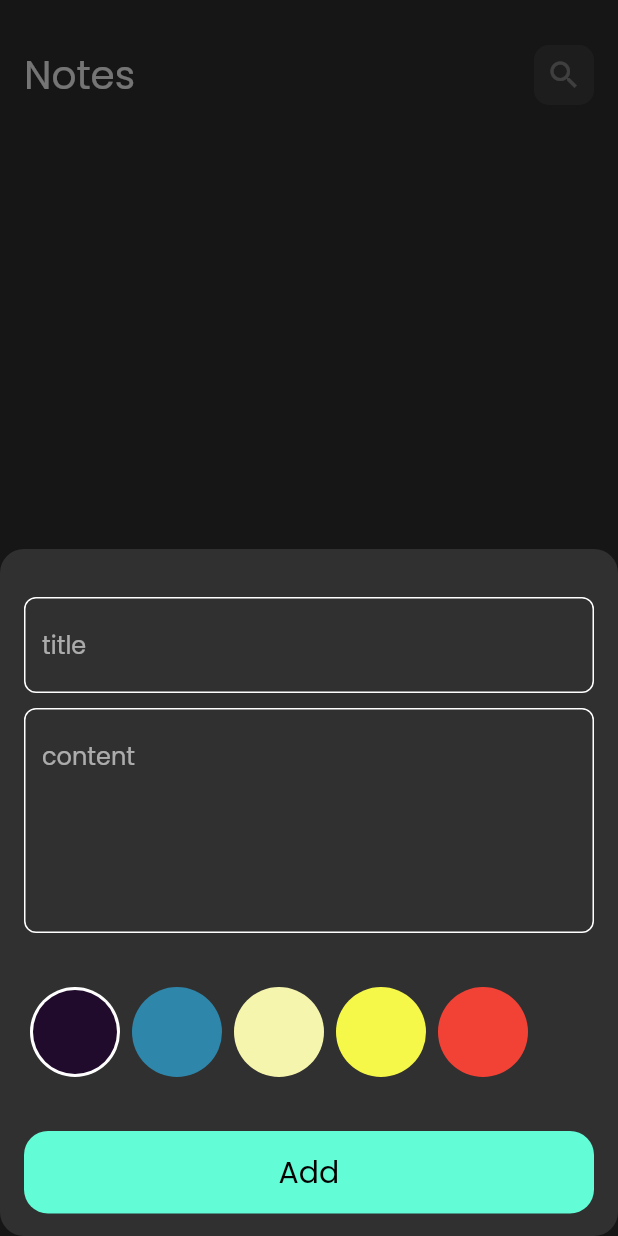
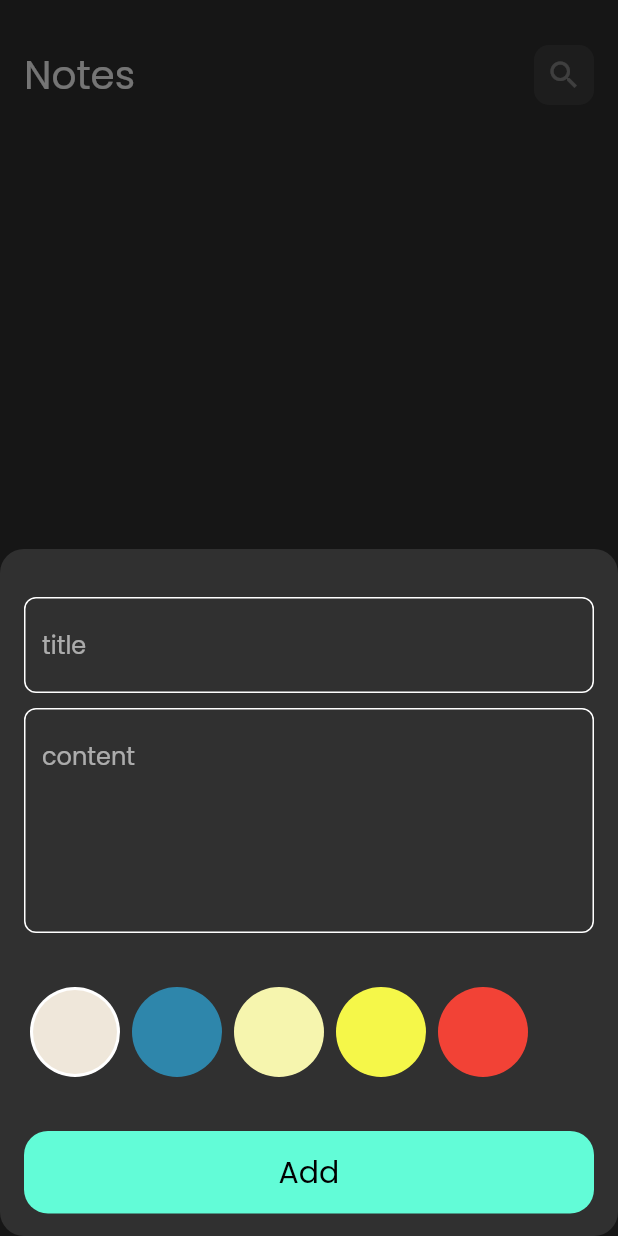
Before and after one commit to mostafamahm0ud/notes_app, a Flutter app: the screen it shows after launch, after a tap on the "add" icon, on a phone screen of 412 x 824 dp. Run offline on Flutter 3.47's test engine with Material 2 defaults, Android fonts, the phone set to English and light mode, and no system bars; our stand-ins replace bloc, flutter_bloc, font_awesome_flutter, hive, hive_flutter, modal_progress_hud_nsn; accounts and stored records are empty.

Commit message:
refactor code and final retuch

```diff
--- a/lib/constans.dart
+++ b/lib/constans.dart
@@ -3,3 +3,10 @@ import 'package:flutter/animation.dart';
 const kPrimaryColor = Color(0xff62FCD7);
 
 const kNotesBox = 'notes_box';
+const List<Color> kColors = [
+  Color(0xffEFE7DA),
+  Color(0xff2E86AB),
+  Color(0xffF6F5AE),
+  Color(0xffF5F749),
+  Color(0xffF24236),
+];
--- a/lib/cubits/add_note_cubit/add_note_cubit.dart
+++ b/lib/cubits/add_note_cubit/add_note_cubit.dart
@@ -1,4 +1,5 @@
 import 'package:bloc/bloc.dart';
+import 'package:flutter/material.dart';
 import 'package:hive_flutter/adapters.dart';
 import 'package:meta/meta.dart';
 import 'package:notes_app/constans.dart';
@@ -8,8 +9,9 @@ part 'add_note_state.dart';
 
 class AddNoteCubit extends Cubit<AddNoteState> {
   AddNoteCubit() : super(AddNoteInitial());
-
+  Color color= const Color(0xff2E86AB);
   addNote(NoteModel note) async {
+    note.color = color.value;
     emit(AddNoteLoading());
     try {
       var notesBox = Hive.box<NoteModel>(kNotesBox);
--- a/lib/models/note_model.dart
+++ b/lib/models/note_model.dart
@@ -12,7 +12,7 @@ class NoteModel extends HiveObject {
   @HiveField(2)
   final String date;
   @HiveField(3)
-  final int color;
+   int color;
 
   NoteModel(
       {required this.color,
--- a/lib/views/widgets/colors_list_view.dart
+++ b/lib/views/widgets/colors_list_view.dart
@@ -1,4 +1,8 @@
 import 'package:flutter/material.dart';
+import 'package:flutter_bloc/flutter_bloc.dart';
+import 'package:notes_app/constans.dart';
+import 'package:notes_app/cubits/add_note_cubit/add_note_cubit.dart';
+import 'package:notes_app/cubits/notes_cubit/notes_cubit.dart';
 
 class ColorItem extends StatelessWidget {
   const ColorItem({super.key, required this.isActive, required this.color});
@@ -7,15 +11,15 @@ class ColorItem extends StatelessWidget {
   @override
   Widget build(BuildContext context) {
     return isActive
-        ?  CircleAvatar(
+        ? CircleAvatar(
             radius: 30,
             backgroundColor: Colors.white,
-            child:  CircleAvatar(
+            child: CircleAvatar(
               backgroundColor: color,
               radius: 28,
             ),
           )
-        :  CircleAvatar(
+        : CircleAvatar(
             backgroundColor: color,
             radius: 30,
           );
@@ -31,19 +35,13 @@ class ColorsListView extends StatefulWidget {
 
 class _ColorsListViewState extends State<ColorsListView> {
   int currentIndex = 0;
-  List<Color> colors = const [
-    Color(0xff210B2C),
-    Color(0xff2E86AB),
-    Color(0xffF6F5AE),
-    Color(0xffF5F749),
-    Color(0xffF24236),
-  ];
+
   @override
   Widget build(BuildContext context) {
     return SizedBox(
       height: 30 * 2,
       child: ListView.builder(
-          itemCount: colors.length,
+          itemCount: kColors.length,
           scrollDirection: Axis.horizontal,
           itemBuilder: (context, index) {
             return Padding(
@@ -51,10 +49,11 @@ class _ColorsListViewState extends State<ColorsListView> {
               child: GestureDetector(
                 onTap: () {
                   currentIndex = index;
+                  BlocProvider.of<AddNoteCubit>(context).color = kColors[index];
                   setState(() {});
                 },
                 child: ColorItem(
-                  color: colors[index],
+                  color: kColors[index],
                   isActive: currentIndex == index,
                 ),
               ),
```
Also changed, not shown: lib/views/widgets/colors_list_edit.dart (added, +49 -0 lines), lib/views/widgets/edit_view_body.dart (+11 -0 lines).
